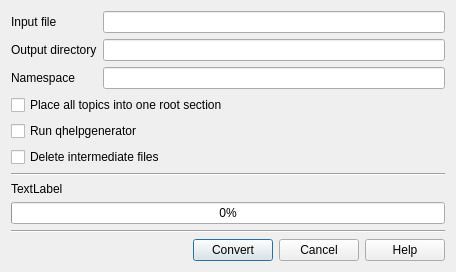
Above: dialog.ui from dewhisna/chm2qch before the change. Below: the same form after it.
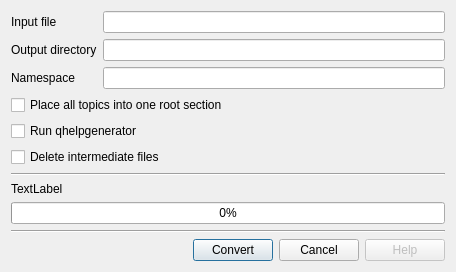
That is the form after the change.

Patch:
```diff
--- a/dialog.ui
+++ b/dialog.ui
@@ -147,6 +147,9 @@
      </item>
      <item>
       <widget class="QPushButton" name="helpBtn">
+       <property name="enabled">
+        <bool>false</bool>
+       </property>
        <property name="text">
         <string>Help</string>
        </property>
```
